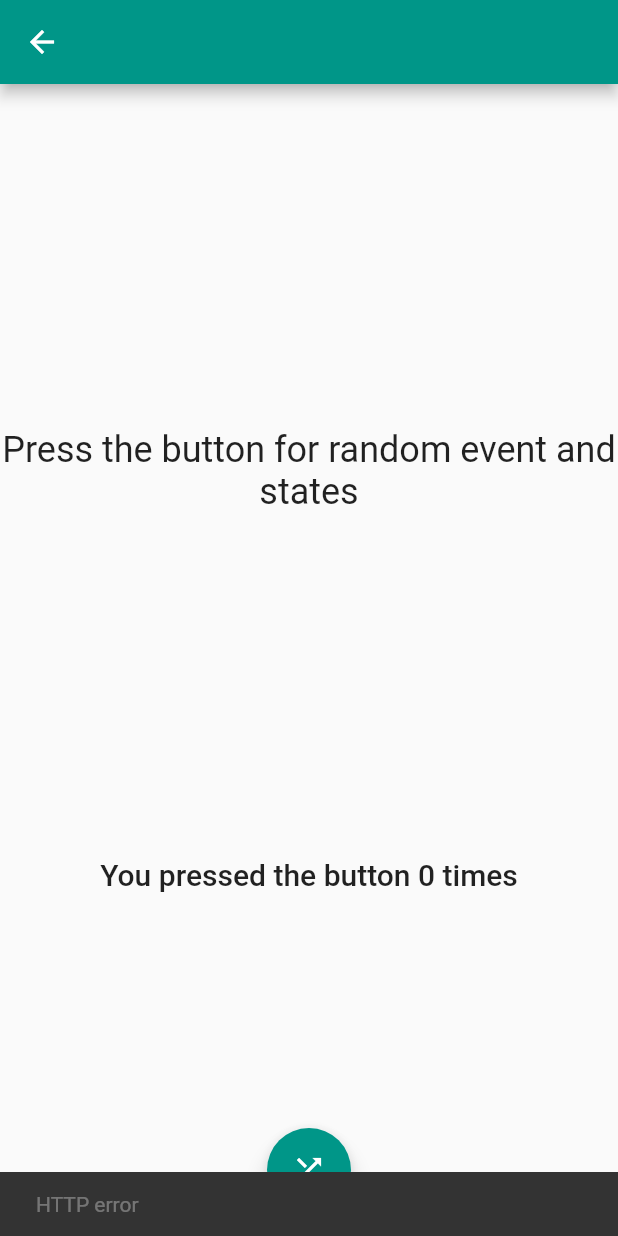
After one commit to PiotrFLEURY/watchers, a Flutter app: the EventsAndBuildersPage screen opened by its route, after a tap on the "shuffle" icon, on a phone screen of 412 x 824 dp. The commit adds this screen. Run offline on Flutter 3.47's test engine with Material 2 defaults, Android fonts, the phone set to English and light mode, and no system bars; our stand-ins replace freezed_annotation.

Commit message:
feat(events): create events dimension

```diff
--- a/example/lib/app.dart
+++ b/example/lib/app.dart
@@ -1,5 +1,7 @@
 import 'package:example/pages/authentication/authentication_page.dart';
 import 'package:example/pages/even_odd/even_odd_page.dart';
+import 'package:example/pages/events/events_page.dart';
+import 'package:example/pages/events_and_builders/events_and_builders_page.dart';
 import 'package:example/pages/fibonnacci/fibonacci_page.dart';
 import 'package:example/pages/counter/counter_page.dart';
 import 'package:example/pages/home/home.dart';
@@ -28,6 +30,8 @@ class MyApp extends StatelessWidget {
         '/fibonnacci': (context) => const FibonnacciPage(),
         '/authentication': (context) => const AuthenticationPage(),
         '/evenOdd': (context) => const EvenOddPage(),
+        '/events': (context) => const EventsPage(),
+        '/eventsAndBuilders': (context) => const EventsAndBuildersPage(),
       },
       initialRoute: initialRoute,
     );
--- /dev/null
+++ b/example/lib/pages/events_and_builders/events_and_builders_page.dart
@@ -0,0 +1,151 @@
+import 'dart:math';
+
+import 'package:example/watchers/events_and_builders.dart';
+import 'package:flutter/material.dart';
+
+class EventsAndBuildersPage extends StatelessWidget {
+  const EventsAndBuildersPage({super.key});
+
+  @override
+  Widget build(BuildContext context) {
+    return Scaffold(
+      body: Builder(builder: (context) {
+        return Events(
+          state: EventsState(),
+          onHttpError: () => _onHttpError(context),
+          onInvalidInput: () => _onInvalidInput(context),
+          onHeavyComputationStarted: () => _onHeavyComputationStarted(context),
+          onHeavyComputationFinished: () =>
+              _onHeavyComputationFinished(context),
+          validating: _buildValidating,
+          loading: _buildLoading,
+          idle: _buildIdle,
+        );
+      }),
+    );
+  }
+
+  void _onHeavyComputationStarted(BuildContext context) {
+    showModalBottomSheet(
+      context: context,
+      builder: (context) => BottomSheet(
+        onClosing: () {},
+        builder: (context) {
+          return Padding(
+            padding: const EdgeInsets.all(16.0),
+            child: Text(
+              'Heavy computation in progress...',
+              style: Theme.of(context).textTheme.headline6,
+            ),
+          );
+        },
+      ),
+    );
+  }
+
+  void _onHeavyComputationFinished(BuildContext context) {
+    Navigator.of(context).pop();
+  }
+
+  Widget _buildValidating(BuildContext context) {
+    return const Scaffold(
+      body: Center(
+        child: Text('Validating...'),
+      ),
+    );
+  }
+
+  Widget _buildLoading(BuildContext context) {
+    return const Center(
+      child: CircularProgressIndicator(),
+    );
+  }
+
+  Widget _buildIdle(BuildContext context) {
+    return _EventsAndBuildersPage(
+      buttonPressed: () => _buttonPressed(context),
+    );
+  }
+
+  void _buttonPressed(BuildContext context) {
+    final seed = Random().nextInt(4);
+    switch (seed) {
+      case 0:
+        context.events.makeHttpDummyCall();
+        break;
+      case 1:
+        context.events.validateInput();
+        break;
+      case 2:
+        context.events.incrementCount();
+        break;
+      case 3:
+        context.events.computeHeavyValue();
+        break;
+    }
+  }
+
+  void _onHttpError(BuildContext context) {
+    ScaffoldMessenger.of(context).showSnackBar(
+      const SnackBar(
+        content: Text('HTTP error'),
+      ),
+    );
+  }
+
+  _onInvalidInput(BuildContext context) {
+    showDialog(
+      context: context,
+      builder: (context) {
+        return AlertDialog(
+          title: const Text('Error'),
+          content: const Text('Invalid input'),
+          actions: [
+            TextButton(
+              child: const Text('OK'),
+              onPressed: () => Navigator.of(context).pop(),
+            ),
+          ],
+        );
+      },
+    );
+  }
+}
+
+class _EventsAndBuildersPage extends StatelessWidget {
+  final void Function()? buttonPressed;
+  const _EventsAndBuildersPage({
+    Key? key,
+    required this.buttonPressed,
+  }) : super(key: key);
+
+  @override
+  Widget build(BuildContext context) {
+    return Scaffold(
+      appBar: AppBar(),
+      floatingActionButtonLocation: FloatingActionButtonLocation.centerFloat,
+      floatingActionButton: FloatingActionButton(
+        onPressed: buttonPressed,
+        child: const Icon(
+          Icons.shuffle,
+        ),
+      ),
+      body: Center(
+        child: Column(
+          mainAxisAlignment: MainAxisAlignment.spaceEvenly,
+          children: [
+            Text(
+              'Press the button for random event and states',
+              style: Theme.of(context).textTheme.headline5,
+              textAlign: TextAlign.center,
+            ),
+            Text(
+              'You pressed the button ${context.count} times',
+              style: Theme.of(context).textTheme.headline6,
+            ),
+          ],
+        ),
+      ),
+    );
+  }
+}
--- a/example/lib/pages/home/home.dart
+++ b/example/lib/pages/home/home.dart
@@ -14,6 +14,8 @@ class HomePage extends StatelessWidget {
           PageSelector(label: 'Messages', path: '/messages'),
           PageSelector(label: 'Authentication', path: '/authentication'),
           PageSelector(label: 'EvenOdd', path: '/evenOdd'),
+          PageSelector(label: 'Events', path: '/events'),
+          PageSelector(label: 'EventsAndBuilders', path: '/eventsAndBuilders'),
         ],
       ),
     );
--- a/example/lib/watchers/even_or_odd.dart
+++ b/example/lib/watchers/even_or_odd.dart
@@ -7,7 +7,7 @@ class EvenOrOdd extends WatcherBuilder<EvenOddState> {
   static EvenOrOdd of(BuildContext context) => Watcher.of<EvenOrOdd>(context);
 }
 
-class EvenOddState extends NumericState {
+class EvenOddState extends MultiState<int> {
   EvenOddState(super.number) {
     _infiniteLoop();
   }
--- /dev/null
+++ b/example/lib/watchers/events.dart
@@ -0,0 +1,62 @@
+import 'package:flutter/material.dart';
+import 'package:freezed_annotation/freezed_annotation.dart';
+import 'package:watchers/watchers.dart';
+
+part 'events.freezed.dart';
+
+@freezed
+class EventsData with _$EventsData {
+  const factory EventsData({
+    @Default(false) bool loading,
+    @Default(0) int count,
+  }) = _EventsData;
+}
+
+class EventsState extends GenericState<EventsData> {
+  EventsState() : super(const EventsData());
+
+  void increment() {
+    value = value.copyWith(count: value.count + 1);
+  }
+}
+
+class Events extends Watcher<EventsState> {
+  static const String httpError = 'httpError';
+  static const String invalidInput = 'invalidInput';
+
+  Events({
+    super.key,
+    required super.state,
+    required Function onHttpError,
+    required Function onInvalidInput,
+    required super.builder,
+  }) : super(
+          events: {
+            httpError: onHttpError,
+            invalidInput: onInvalidInput,
+          },
+        );
+
+  static Events of(BuildContext context) => Watcher.of<Events>(context);
+
+  Future<void> makeHttpDummyCall() async {
+    await Future.delayed(const Duration(seconds: 1));
+    fireEvent(httpError);
+  }
+
+  void validateInput() {
+    fireEvent(invalidInput);
+  }
+
+  void incrementCount() {
+    state.increment();
+  }
+}
+
+extension EventsExtension on BuildContext {
+  Events get events => Events.of(this);
+
+  bool get loading => events.state.value.loading;
+
+  num get count => events.state.value.count;
+}
--- /dev/null
+++ b/example/lib/watchers/events_and_builders.dart
@@ -0,0 +1,119 @@
+import 'package:flutter/material.dart';
+import 'package:freezed_annotation/freezed_annotation.dart';
+import 'package:watchers/watchers.dart';
+
+part 'events_and_builders.freezed.dart';
+
+@freezed
+class EventsData with _$EventsData {
+  const factory EventsData({
+    @Default(false) bool loading,
+    @Default(false) bool validating,
+    @Default(0) int count,
+  }) = _EventsData;
+}
+
+class EventsState extends MultiState<EventsData> {
+  EventsState() : super(const EventsData());
+
+  void increment() {
+    value = value.copyWith(count: value.count + 1);
+  }
+
+  void startLoading() {
+    value = value.copyWith(loading: true);
+  }
+
+  void stopLoading() {
+    value = value.copyWith(loading: false);
+  }
+
+  void validating() {
+    value = value.copyWith(validating: true);
+  }
+
+  void validated() {
+    value = value.copyWith(validating: false);
+  }
+
+  @override
+  String get currentState {
+    if (value.loading) {
+      return Events.stateLoading;
+    } else if (value.validating) {
+      return Events.stateValidating;
+    }
+    return Events.stateIdle;
+  }
+}
+
+class Events extends WatcherBuilder<EventsState> {
+  static const String httpError = 'httpError';
+  static const String invalidInput = 'invalidInput';
+  static const String heavyComputationStarted = 'heavyComputationStarted';
+  static const String heavyComputationFinished = 'heavyComputationFinished';
+
+  static const String stateValidating = 'validating';
+  static const String stateLoading = 'loading';
+  static const String stateIdle = 'idle';
+
+  Events({
+    super.key,
+    required super.state,
+    required Function onHttpError,
+    required Function onInvalidInput,
+    required Function onHeavyComputationStarted,
+    required Function onHeavyComputationFinished,
+    required WidgetBuilder validating,
+    required WidgetBuilder loading,
+    required WidgetBuilder idle,
+  }) : super(
+          events: {
+            httpError: onHttpError,
+            invalidInput: onInvalidInput,
+            heavyComputationStarted: onHeavyComputationStarted,
+            heavyComputationFinished: onHeavyComputationFinished,
+          },
+          builders: {
+            stateValidating: validating,
+            stateLoading: loading,
+            stateIdle: idle,
+          },
+        );
+
+  static Events of(BuildContext context) => Watcher.of<Events>(context);
+
+  Future<void> makeHttpDummyCall() async {
+    state.startLoading();
+    await Future.delayed(const Duration(seconds: 1));
+    fireEvent(httpError);
+    state.stopLoading();
+  }
+
+  Future<void> validateInput() async {
+    state.validating();
+    await Future.delayed(const Duration(seconds: 1));
+    fireEvent(invalidInput);
+    state.validated();
+  }
+
+  void incrementCount() {
+    state.increment();
+  }
+
+  Future<void> computeHeavyValue() async {
+    fireEvent(heavyComputationStarted);
+    // computing human genetic code...
+    await Future.delayed(const Duration(seconds: 3));
+    state.value = state.value.copyWith(count: 42);
+    fireEvent(heavyComputationFinished);
+  }
+}
+
+extension EventsExtension on BuildContext {
+  Events get events => Events.of(this);
+
+  bool get loading => events.state.value.loading;
+
+  num get count => events.state.value.count;
+}
--- a/example/pubspec.yaml
+++ b/example/pubspec.yaml
@@ -36,6 +36,7 @@ dependencies:
   # The following adds the Cupertino Icons font to your application.
   # Use with the CupertinoIcons class for iOS style icons.
   cupertino_icons: ^1.0.2
+  freezed_annotation: ^2.1.0
 
 dev_dependencies:
   flutter_test:
@@ -47,6 +48,8 @@ dev_dependencies:
   # package. See that file for information about deactivating specific lint
   # rules and activating additional ones.
   flutter_lints: ^2.0.0
+  freezed: ^2.1.0+1
+  build_runner: ^2.2.0
 
 # For information on the generic Dart part of this file, see the
 # following page: https://dart.dev/tools/pub/pubspec
--- a/lib/states/generic_state.dart
+++ b/lib/states/generic_state.dart
@@ -24,9 +24,6 @@ class GenericState<V> with ChangeNotifier {
     notifyListeners();
   }
 
-  /// Return the current "state" name
-  String get currentState => 'default';
-
   @override
   String toString() => _value.toString();
 }
--- a/lib/watchers.dart
+++ b/lib/watchers.dart
@@ -2,6 +2,8 @@ library watchers;
 
 export 'package:watchers/states/generic_state.dart';
 export 'package:watchers/states/list_state.dart';
+export 'package:watchers/states/multi_state.dart';
 export 'package:watchers/states/numeric_state.dart';
+
 export 'package:watchers/watchers/watcher.dart';
 export 'package:watchers/watchers/builders.dart';
--- a/lib/watchers/watcher.dart
+++ b/lib/watchers/watcher.dart
@@ -1,5 +1,5 @@
 import 'package:flutter/widgets.dart';
-import 'package:watchers/states/generic_state.dart';
+import 'package:watchers/watchers.dart';
 
 /// Watcher is an InheritedWidget implementation
 /// combined with an AnimatedBuilder
@@ -8,10 +8,14 @@ class Watcher<S extends GenericState> extends InheritedWidget {
   /// The current state value of the Watcher
   final S state;
 
+  /// The event methods to trigger on events
+  final Map<String, Function> events;
+
   Watcher({
     Key? key,
     required this.state,
     required Widget Function(BuildContext) builder,
+    this.events = const {},
   }) : super(
           key: key,
           // AnimatedBuilder will refresh descendant widgets
@@ -29,6 +33,16 @@ class Watcher<S extends GenericState> extends InheritedWidget {
     return result!;
   }
 
+  /// Fire an event
+  void fireEvent(String eventName) {
+    final event = events[eventName];
+    if (event == null) {
+      throw Exception('Event $eventName not found');
+    }
+
+    event.call();
+  }
+
   @override
   bool updateShouldNotify(covariant Watcher oldWidget) => false;
 }
```
Also changed, not shown: example/lib/pages/events/events_page.dart (added, +98 -0 lines), lib/states/multi_state.dart (added, +10 -0 lines), lib/watchers/builders.dart (+4 -3 lines), example/lib/watchers/events.freezed.dart (added), example/lib/watchers/events_and_builders.freezed.dart (added), example/pubspec.lock, 6 other files.
